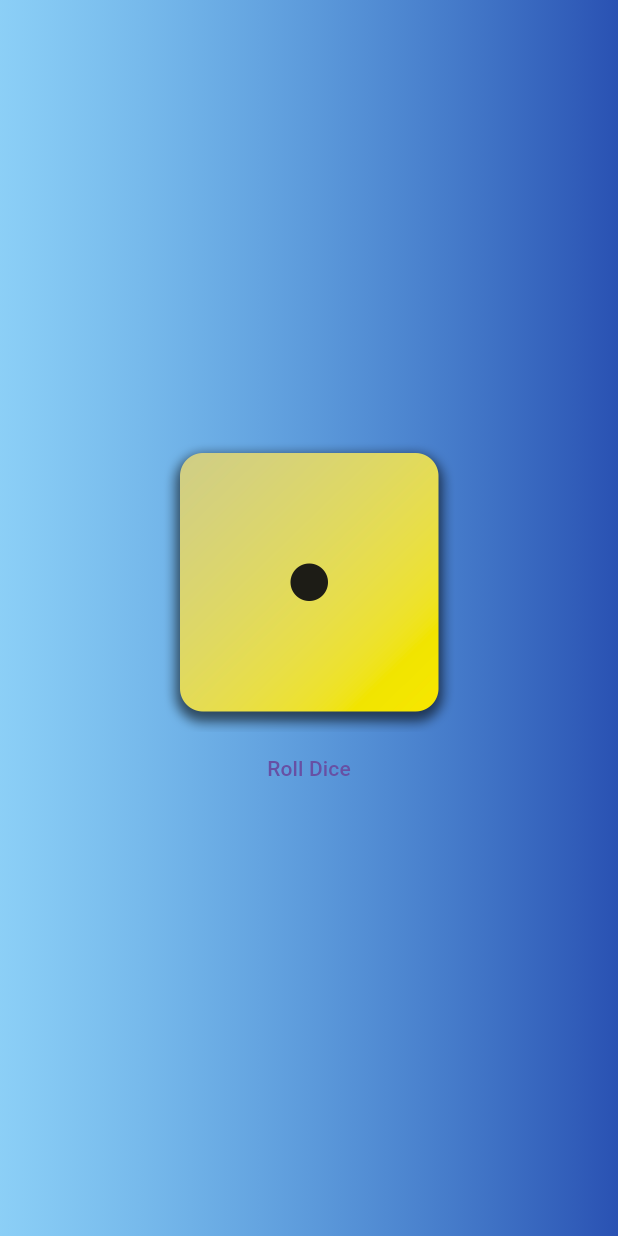
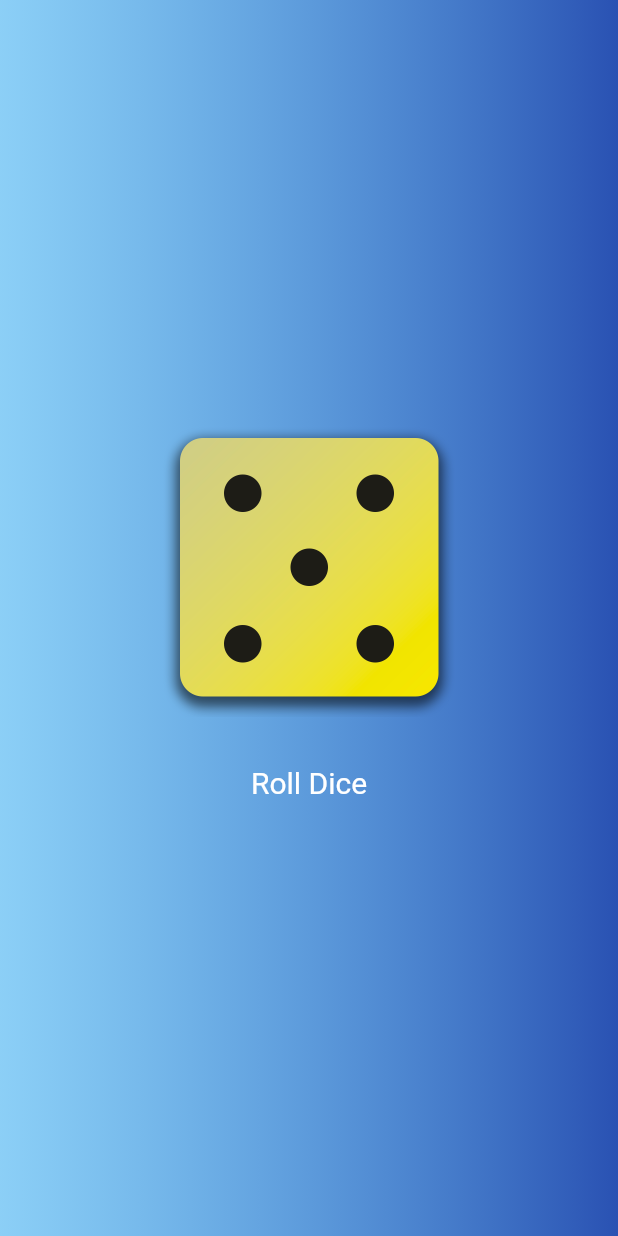
Before and after one commit to BorokiniofDevs/first_app, a Flutter app: the screen it shows after launch, after a tap on "Roll Dice", on a phone screen of 412 x 824 dp. Run offline on Flutter 3.47's test engine with Material 3 defaults, Android fonts, the phone set to English and light mode, and no system bars.

Commit message:
dice roller logic

```diff
--- a/lib/gradient_container.dart
+++ b/lib/gradient_container.dart
@@ -1,9 +1,8 @@
+import 'package:first_app/roll_dice.dart';
 import 'package:flutter/material.dart';
 
 const startAt = Alignment.topLeft;
 const endAt = Alignment.topRight;
-
-void rollDice() {}
 
 class GradientContainer extends StatelessWidget {
   const GradientContainer(this.color1, this.color2, {super.key});
@@ -18,18 +17,7 @@ class GradientContainer extends StatelessWidget {
         gradient: LinearGradient(
             colors: [color1, color2], begin: startAt, end: endAt),
       ),
-      child: Center(
-        child: Column(
-          mainAxisAlignment: MainAxisAlignment.center,
-          children: [
-            Image.asset(
-              'assets/images/dice-1.png',
-              width: 200,
-            ),
-            const TextButton(onPressed: rollDice, child: Text('Roll Dice'))
-          ],
-        ),
-      ),
+      child: const Center(child: RollDice()),
     );
   }
 }
--- a/lib/main.dart
+++ b/lib/main.dart
@@ -10,11 +10,11 @@ class DiceRoller extends StatelessWidget {
 
   @override
   Widget build(BuildContext context) {
-    return const MaterialApp(
+    return MaterialApp(
         home: Scaffold(
       body: GradientContainer(
-        Color.fromARGB(129, 28, 168, 238),
-        Color.fromARGB(221, 9, 56, 167),
+        const Color.fromARGB(129, 28, 168, 238),
+        const Color.fromARGB(221, 9, 56, 167),
       ),
     ));
   }
--- /dev/null
+++ b/lib/roll_dice.dart
@@ -0,0 +1,45 @@
+import 'dart:math';
+
+import 'package:flutter/material.dart';
+
+class RollDice extends StatefulWidget {
+  const RollDice({super.key});
+
+  @override
+  State<RollDice> createState() {
+    return _RollDiceState();
+  }
+}
+
+class _RollDiceState extends State<RollDice> {
+  // var activeDice = 'assets/images/dice-1.png';
+  var currentDiceRoll = 1;
+
+  void rollDice() {
+    setState(() {
+      // activeDice = 'assets/images/dice-2.png';
+      currentDiceRoll = Random().nextInt(6) + 1;
+    });
+  }
+
+  @override
+  Widget build(BuildContext context) {
+    return Column(
+      mainAxisAlignment: MainAxisAlignment.center,
+      children: [
+        Image.asset(
+          'assets/images/dice-$currentDiceRoll.png',
+          width: 200,
+        ),
+        const SizedBox(height: 20),
+        TextButton(
+            onPressed: rollDice,
+            style: TextButton.styleFrom(
+              foregroundColor: Colors.white,
+              textStyle: const TextStyle(fontSize: 20),
+            ),
+            child: const Text('Roll Dice')),
+      ],
+    );
+  }
+}
```
